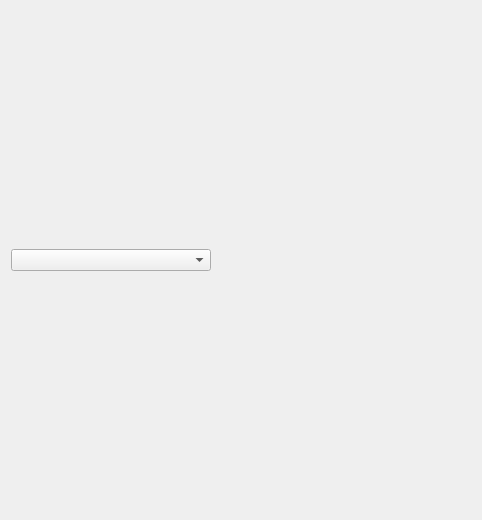
Before: the Qt Designer form src/main/python/ui/frame_combo.ui in podkidyshev/health-weather_correlation, drawn with Qt 5.
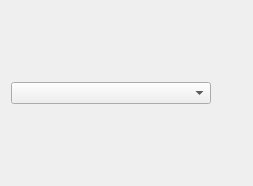
After: the same form once the commit is applied.

The edit to the form file:
```diff
--- a/src/main/python/ui/frame_combo.ui
+++ b/src/main/python/ui/frame_combo.ui
@@ -6,8 +6,8 @@
    <rect>
     <x>0</x>
     <y>0</y>
-    <width>482</width>
-    <height>520</height>
+    <width>253</width>
+    <height>186</height>
    </rect>
   </property>
   <property name="windowTitle">
```
